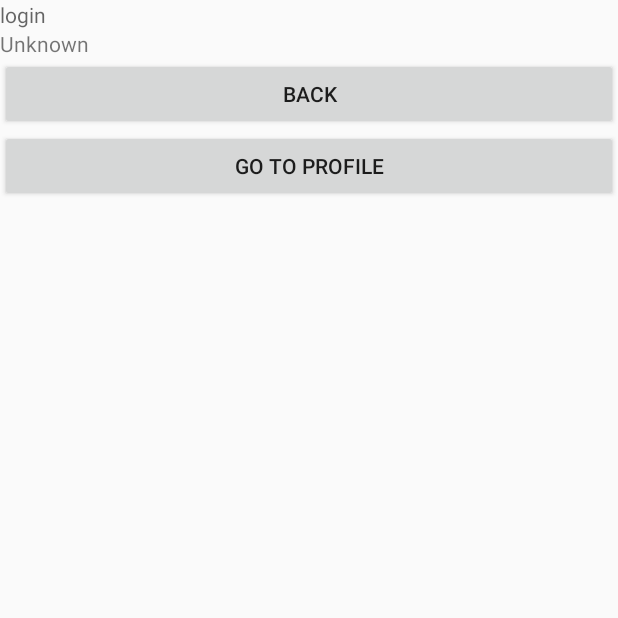
After one commit to madepellisadhana/Android_Activity_Lifecycle, an Android app built with Jetpack Compose: the LoginViewActivity screen opened directly, with no data from a screen before it, on a phone screen of 412 x 824 dp, the top half of it. The commit adds this screen. Run offline under Robolectric (Android 15) with nearby library versions, the phone set to English and light mode, and no system bars.

Commit message:
Phase 2 commit

```diff
--- a/AndroidActivityLifeCycle/app/build.gradle.kts
+++ b/AndroidActivityLifeCycle/app/build.gradle.kts
@@ -50,6 +50,10 @@ dependencies {
     implementation(libs.androidx.ui.tooling.preview)
     implementation(libs.androidx.material3)
     implementation(libs.firebase.inappmessaging)
+    implementation(libs.androidx.appcompat)
+    implementation(libs.material)
+    implementation(libs.androidx.activity)
+    implementation(libs.androidx.constraintlayout)
     testImplementation(libs.junit)
     androidTestImplementation(libs.androidx.junit)
     androidTestImplementation(libs.androidx.espresso.core)
--- a/AndroidActivityLifeCycle/app/src/main/AndroidManifest.xml
+++ b/AndroidActivityLifeCycle/app/src/main/AndroidManifest.xml
@@ -13,6 +13,9 @@
         android:theme="@style/Theme.AndroidActivityLifeCycle"
         tools:targetApi="31">
         <activity
+            android:name=".LoginViewActivity"
+            android:exported="false" />
+        <activity
             android:name=".MainActivity"
             android:exported="true"
             android:label="@string/app_name"
--- /dev/null
+++ b/AndroidActivityLifeCycle/app/src/main/java/com/humber/lab5/LoginViewActivity.kt
@@ -0,0 +1,120 @@
+package com.humber.lab5
+
+import android.content.Intent
+import android.os.Bundle
+import android.os.PersistableBundle
+import android.util.Log
+import android.view.View
+import android.view.View.*
+import android.widget.Button
+import android.widget.TextView
+import androidx.activity.ComponentActivity
+import androidx.activity.enableEdgeToEdge
+import androidx.appcompat.app.AppCompatActivity
+import androidx.core.view.ViewCompat
+import androidx.core.view.WindowInsetsCompat
+import com.humber.lab5.model.LoginModel
+
+class LoginViewActivity : ComponentActivity(), OnClickListener {
+
+    private var login_view: TextView? = null;
+    private var online_view:TextView? = null;
+    private var back_btn: Button? = null;
+    private var profile_btn: Button? = null;
+
+    override fun onCreate(savedInstanceState: Bundle?) {
+        super.onCreate(savedInstanceState)
+
+        setContentView(R.layout.activity_login_view)
+        Log.d("LoginViewActivity", "onCreate");
+        login_view = findViewById(R.id.login_view);
+        online_view = findViewById(R.id.online_view);
+        back_btn = findViewById(R.id.back_btn);
+        back_btn?.let {button -> button.setOnClickListener(this) }
+        profile_btn = findViewById(R.id.profile_btn);
+
+
+
+
+
+    }
+
+    override fun onStart() {
+        super.onStart()
+        Log.d("LoginViewActivityActivity", "onStart");
+    }
+
+    override fun onRestart() {
+        super.onRestart()
+        Log.d("LoginViewActivityActivity", "onRestart");
+    }
+
+    override fun onResume() {
+        super.onResume()
+        Log.d("LoginViewActivityActivity", "onResume");
+        var model =  intent.getParcelableExtra<LoginModel>("login_model");
+        login_view?.setText(model?.getLogin());
+        var online = when(model?.getOnline())
+        {
+            true -> "Online"
+            false -> "Offline"
+            else -> "Unknown"
+        }
+        online_view?.setText(online);
+    }
+
+    override fun onPause() {
+        super.onPause()
+        Log.d("LoginViewActivityActivity", "onPause");
+    }
+
+    override fun onStop() {
+        super.onStop()
+        Log.d("LoginViewActivityActivity", "onStop");
+    }
+
+    override fun onDestroy() {
+        super.onDestroy()
+        Log.d("LoginViewActivityActivity", "onDestroy");
+    }
+
+    override fun onSaveInstanceState(outState: Bundle, outPersistentState: PersistableBundle) {
+        super.onSaveInstanceState(outState, outPersistentState)
+        Log.d("LoginViewActivityActivity", "onSaveInstanceState");
+    }
+
+    override fun onRestoreInstanceState(
+        savedInstanceState: Bundle?,
+        persistentState: PersistableBundle?
+    ) {
+        super.onRestoreInstanceState(savedInstanceState, persistentState)
+        Log.d("LoginViewActivityActivity", "onRestoreState");
+    }
+
+    override fun onClick(p0: View?) {
+
+        when(p0?.id)
+        {
+            R.id.back_btn -> {
+                val model: LoginModel = LoginModel();
+                model.setLogin(login_view?.text.toString())
+                val online = when(online_view?.text.toString())
+                {
+                    "Online" -> true
+                    "Offline" -> false
+                    else -> false
+                }
+                model.setOnline(online);
+                val intent: Intent = Intent(this,MainActivity::class.java);
+                intent.putExtra("login_view", model);
+                startActivity(intent);
+
+            }
+            R.id.profile_btn ->
+            {
+
+            }
+        }
+
+    }
+}
--- /dev/null
+++ b/AndroidActivityLifeCycle/app/src/main/res/layout/activity_login_view.xml
@@ -0,0 +1,34 @@
+<?xml version="1.0" encoding="utf-8"?>
+<LinearLayout xmlns:android="http://schemas.android.com/apk/res/android"
+    xmlns:app="http://schemas.android.com/apk/res-auto"
+    xmlns:tools="http://schemas.android.com/tools"
+    android:layout_width="match_parent"
+    android:layout_height="match_parent"
+    android:orientation="vertical"
+    tools:context=".LoginViewActivity">
+
+   <TextView
+       android:layout_width="match_parent"
+       android:layout_height="wrap_content"
+       android:id="@+id/login_view"
+       android:hint="@string/login_hint"/>
+
+    <TextView
+        android:layout_width="match_parent"
+        android:layout_height="wrap_content"
+        android:id="@+id/online_view"
+        android:hint="@string/online"/>
+
+    <Button
+        android:layout_width="match_parent"
+        android:layout_height="wrap_content"
+        android:id="@+id/back_btn"
+        android:text="@string/back"/>
+
+    <Button
+        android:layout_width="match_parent"
+        android:layout_height="wrap_content"
+        android:id="@+id/profile_btn"
+        android:text="@string/go_to_Profile"/>
+
+</LinearLayout>
--- a/AndroidActivityLifeCycle/app/src/main/res/values/strings.xml
+++ b/AndroidActivityLifeCycle/app/src/main/res/values/strings.xml
@@ -5,4 +5,9 @@
     <string name="password">password</string>
     <string name="please_provide_a_password">please provide a password</string>
     <string name="str_Login">Login</string>
+    <string name="login_hint">login</string>
+    <string name="online">Online</string>
+    <string name="back">back</string>
+    <string name="go_to_profile">gotoprofile</string>
+    <string name="go_to_Profile">Go To Profile</string>
 </resources>
```
Also changed, not shown: AndroidActivityLifeCycle/app/src/main/java/com/humber/lab5/MainActivity.kt (+36 -4 lines), AndroidActivityLifeCycle/app/src/main/java/com/humber/lab5/model/LoginModel.kt (added, +52 -0 lines), AndroidActivityLifeCycle/gradle/libs.versions.toml (+8 -0 lines), 6 other files.
